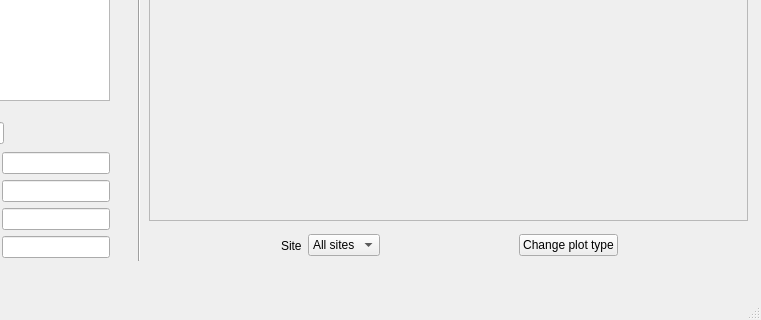
Before: the Qt Designer form dataAnalyzerGUI.ui in Unvire/DataAnalyzer, drawn with Qt 5; both pictures show x 281 to 1042 and y 350 to 670 of the 1042 by 670 pixel window.
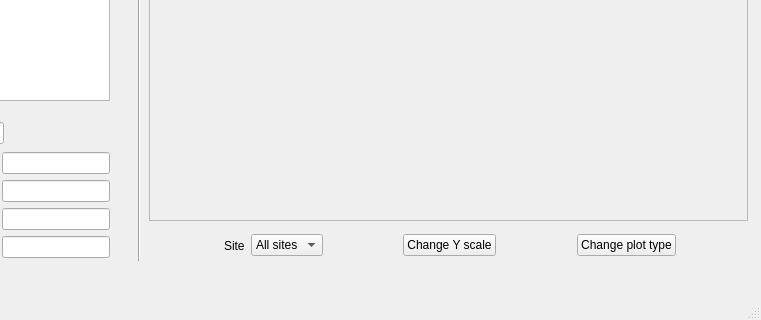
After: the same form once the commit is applied.

Commit message: Adds button for changing yscale between linear and logarithmic

What changed in the file:
```diff
--- a/dataAnalyzerGUI.ui
+++ b/dataAnalyzerGUI.ui
@@ -431,6 +431,26 @@
        </item>
       </widget>
      </item>
+     <item>
+      <spacer name="horizontalSpacer_6">
+       <property name="orientation">
+        <enum>Qt::Horizontal</enum>
+       </property>
+       <property name="sizeHint" stdset="0">
+        <size>
+         <width>40</width>
+         <height>20</height>
+        </size>
+       </property>
+      </spacer>
+     </item>
+     <item>
+      <widget class="QPushButton" name="changeYScaleButton">
+       <property name="text">
+        <string>Change Y scale</string>
+       </property>
+      </widget>
+     </item>
      <item>
       <spacer name="horizontalSpacer_3">
        <property name="orientation">
```
The commit also changes 1 other file.
